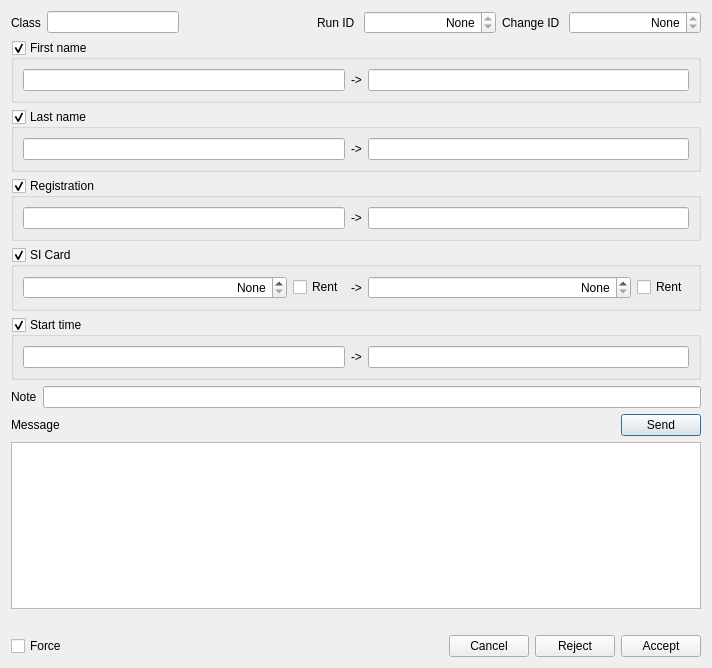
First picture: the form in quickevent/app/quickevent/plugins/Event/src/services/qx/lateentrydialog.ui, repository Quick-Box/quickevent, before the edit.
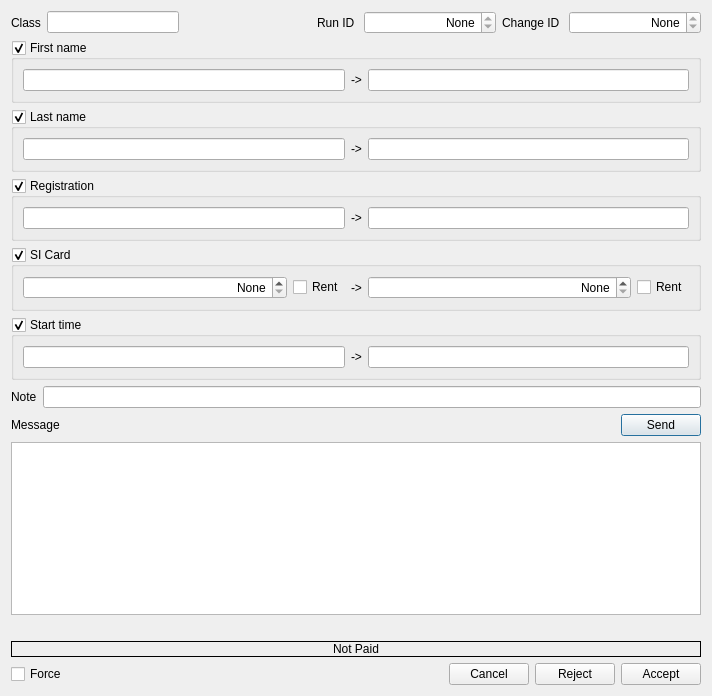
Second picture: the form after the edit.

Commit message:
Support paid late entries and status handling
Add 'paid' to LateEntry and parse it from change data. Show paid
status in LateEntryDialog (lblPaid) and color rows in the late
entries table based on paid/status. Replace local LateEntryStatus with
QxChangeStatus and provide qxChangeStatusFromString for unified parsing.
Introduce changeEventEntryToStageEntry and m_setIsRunning to update an
existing competitor run instead of inserting duplicates.

What changed in the file:
```diff
--- a/quickevent/app/quickevent/plugins/Event/src/services/qx/lateentrydialog.ui
+++ b/quickevent/app/quickevent/plugins/Event/src/services/qx/lateentrydialog.ui
@@ -7,7 +7,7 @@
     <x>0</x>
     <y>0</y>
     <width>712</width>
-    <height>668</height>
+    <height>696</height>
    </rect>
   </property>
   <property name="windowTitle">
@@ -370,6 +370,25 @@
      </property>
     </widget>
    </item>
+   <item>
+    <widget class="QLabel" name="lblPaid">
+     <property name="sizePolicy">
+      <sizepolicy hsizetype="MinimumExpanding" vsizetype="Preferred">
+       <horstretch>0</horstretch>
+       <verstretch>0</verstretch>
+      </sizepolicy>
+     </property>
+     <property name="frameShape">
+      <enum>QFrame::Shape::Box</enum>
+     </property>
+     <property name="text">
+      <string>Not Paid</string>
+     </property>
+     <property name="alignment">
+      <set>Qt::AlignmentFlag::AlignCenter</set>
+     </property>
+    </widget>
+   </item>
    <item>
     <layout class="QHBoxLayout" name="horizontalLayout_3">
      <item>
@@ -386,7 +405,7 @@
        </property>
        <property name="sizeHint" stdset="0">
         <size>
-         <width>40</width>
+         <width>0</width>
          <height>20</height>
         </size>
        </property>
```
The commit also changes 5 other files.
